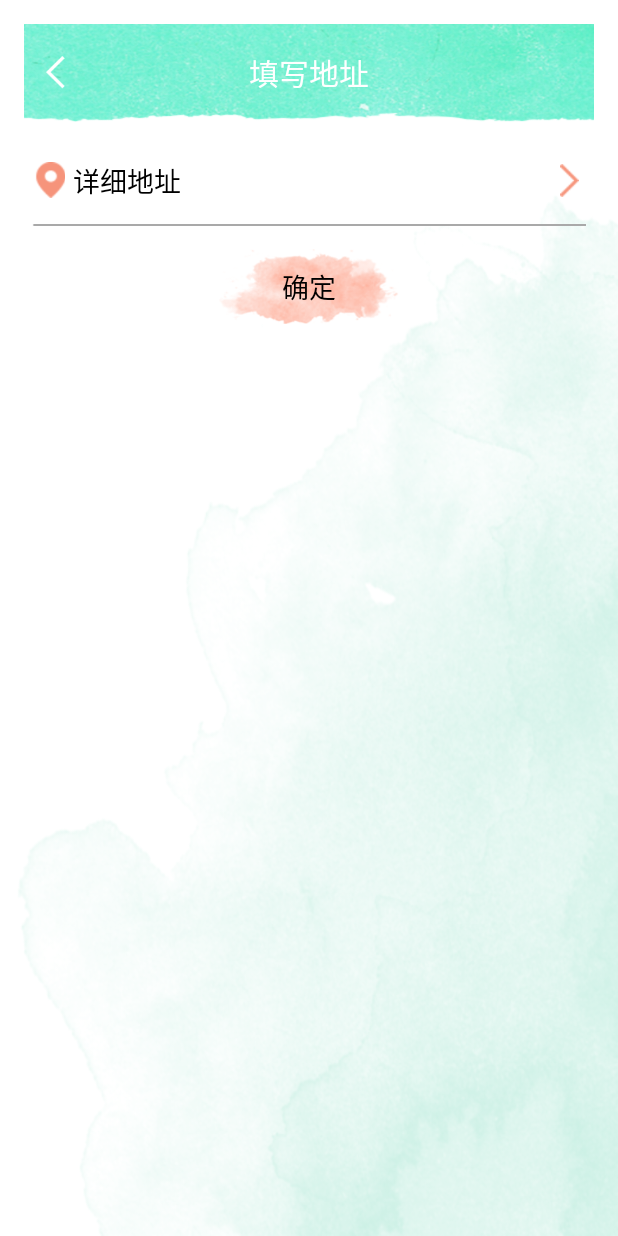
After one commit to chao-zhou/NailD2D, an Android app: the layout activity_order_address.xml on its own in the app's theme, with its tools: preview values and no code run, on a phone screen of 412 x 824 dp. The commit adds this screen. Run offline under Robolectric (Android 15) with nearby library versions, the phone set to English and light mode, and no system bars.

Commit message:
添加订单地址

```diff
--- a/app/src/main/AndroidManifest.xml
+++ b/app/src/main/AndroidManifest.xml
@@ -34,6 +34,10 @@
                 <category android:name="android.intent.category.LAUNCHER" />
             </intent-filter>
         </activity>
+        <activity
+            android:name=".OrderAddressActivity"
+            android:label="@string/title_activity_order_address" >
+        </activity>
     </application>
 
 </manifest>
--- /dev/null
+++ b/app/src/main/java/com/naild2d/android/OrderAddressActivity.java
@@ -0,0 +1,39 @@
+package com.naild2d.android;
+
+import android.support.v7.app.ActionBarActivity;
+import android.os.Bundle;
+import android.view.Menu;
+import android.view.MenuItem;
+
+
+public class OrderAddressActivity extends ActionBarActivity {
+
+    @Override
+    protected void onCreate(Bundle savedInstanceState) {
+        super.onCreate(savedInstanceState);
+        setContentView(R.layout.activity_order_address);
+    }
+
+
+    @Override
+    public boolean onCreateOptionsMenu(Menu menu) {
+        // Inflate the menu; this adds items to the action bar if it is present.
+        getMenuInflater().inflate(R.menu.menu_order_address, menu);
+        return true;
+    }
+
+    @Override
+    public boolean onOptionsItemSelected(MenuItem item) {
+        // Handle action bar item clicks here. The action bar will
+        // automatically handle clicks on the Home/Up button, so long
+        // as you specify a parent activity in AndroidManifest.xml.
+        int id = item.getItemId();
+
+        //noinspection SimplifiableIfStatement
+        if (id == R.id.action_settings) {
+            return true;
+        }
+
+        return super.onOptionsItemSelected(item);
+    }
+}
--- /dev/null
+++ b/app/src/main/res/layout/activity_order_address.xml
@@ -0,0 +1,85 @@
+<LinearLayout xmlns:android="http://schemas.android.com/apk/res/android"
+    xmlns:tools="http://schemas.android.com/tools" android:layout_width="match_parent"
+    xmlns:app="http://schemas.android.com/apk/res-auto"
+    android:layout_height="match_parent"
+    android:paddingLeft="@dimen/activity_horizontal_margin"
+    android:paddingRight="@dimen/activity_horizontal_margin"
+    android:paddingTop="@dimen/activity_vertical_margin"
+    android:paddingBottom="@dimen/activity_vertical_margin"
+    android:orientation="vertical"
+    android:background="@drawable/bg_01"
+    tools:context="com.naild2d.android.OrderDetails"
+    >
+
+    <RelativeLayout
+        android:id="@+id/home_head_bar"
+        android:layout_width="fill_parent"
+        android:layout_height="65dp"
+        android:orientation="horizontal"
+        android:layout_marginBottom="10dp"
+        android:paddingTop="5dp"
+        android:background="@drawable/banner_top_green">
+
+        <ImageButton
+            android:layout_width="22dp"
+            android:layout_height="22dp"
+            android:layout_marginLeft="10dp"
+            android:layout_centerInParent="true"
+            android:layout_alignParentLeft="true"
+            android:src="@drawable/pkgls_back"
+            android:scaleType="centerInside"
+            android:background="@android:color/transparent" />
+
+        <TextView
+            android:layout_width="wrap_content"
+            android:layout_height="wrap_content"
+            android:layout_centerInParent="true"
+            android:text="填写地址"
+            android:textColor="#FFFFFF"
+            android:textSize="20sp"
+            android:background="@android:color/transparent" />
+    </RelativeLayout>
+    <LinearLayout
+        android:layout_width="fill_parent"
+        android:layout_height="wrap_content"
+        android:orientation="vertical"
+        android:paddingTop="15dp"
+        android:paddingBottom="10dp"
+        android:paddingLeft="5dp"
+        android:paddingRight="5dp">
+        <RelativeLayout
+            android:layout_width="fill_parent"
+            android:layout_height="wrap_content">
+            <com.naild2d.android.component.ImageTextView
+                android:layout_width="wrap_content"
+                android:layout_height="wrap_content"
+                android:layout_alignParentLeft="true"
+                android:layout_centerInParent="true"
+                android:layout_gravity="center_vertical"
+                app:text="详细地址"
+                app:textSize="18"
+                app:textColor="#000000"
+                app:image="@drawable/icon_location_pink"/>
+            <ImageView
+                android:id="@+id/right_arrow"
+                android:layout_width="22dp"
+                android:layout_height="22dp"
+                android:src="@drawable/right_arrow_pink"
+                android:layout_alignParentRight="true"
+                android:layout_centerInParent="true"/>
+        </RelativeLayout>
+        <ImageView
+            android:layout_width="fill_parent"
+            android:layout_height="1dp"
+            android:src="@drawable/underline_black"
+            android:layout_marginTop="15dp"/>
+    </LinearLayout>
+    <Button
+        android:layout_width="120dp"
+        android:layout_height="50dp"
+        android:text="确定"
+        android:textSize="18sp"
+        android:layout_marginTop="5dp"
+        android:layout_gravity="center_horizontal"
+        android:background="@drawable/btn_shuicai_pink"/>
+</LinearLayout>
--- /dev/null
+++ b/app/src/main/res/menu/menu_order_address.xml
@@ -0,0 +1,7 @@
+<menu xmlns:android="http://schemas.android.com/apk/res/android"
+    xmlns:app="http://schemas.android.com/apk/res-auto"
+    xmlns:tools="http://schemas.android.com/tools"
+    tools:context="com.naild2d.android.OrderAddressActivity">
+    <item android:id="@+id/action_settings" android:title="@string/action_settings"
+        android:orderInCategory="100" app:showAsAction="never" />
+</menu>
--- a/app/src/main/res/values/strings.xml
+++ b/app/src/main/res/values/strings.xml
@@ -9,5 +9,6 @@
     <string name="title_activity_package_detail">PackageDetailActivity</string>
     <string name="title_activity_pending_order_list">PendingOrderList</string>
     <string name="title_activity_order_details">OrderDetails</string>
+    <string name="title_activity_order_address">OrderAddressActivity</string>
 
 </resources>
```
